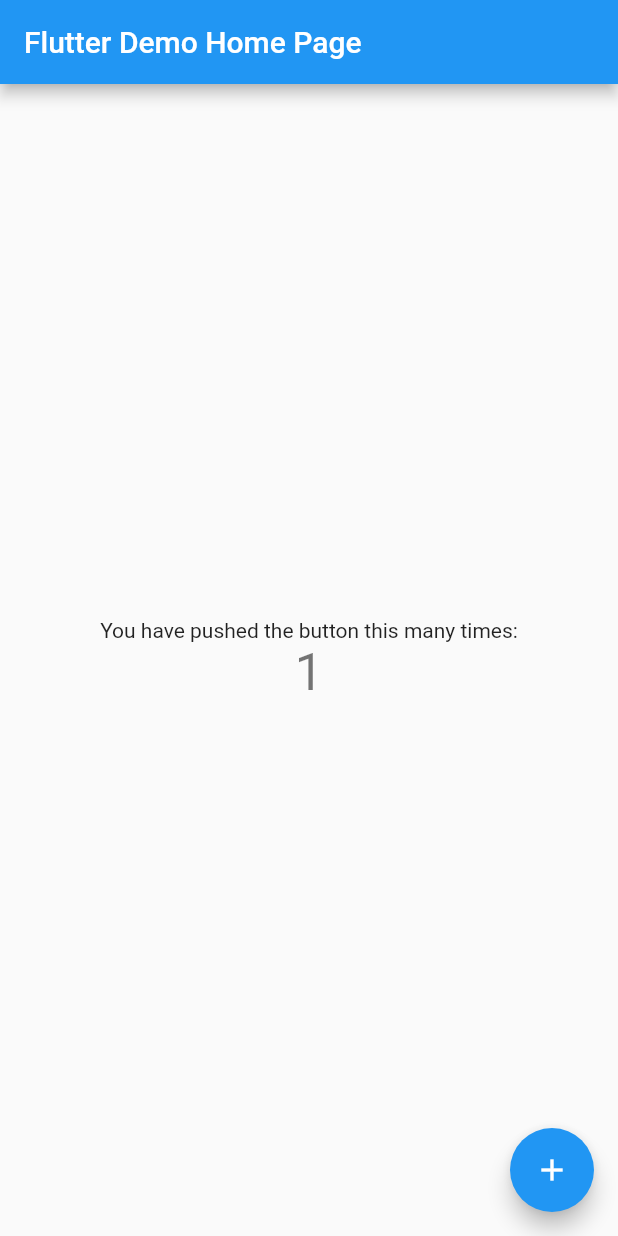
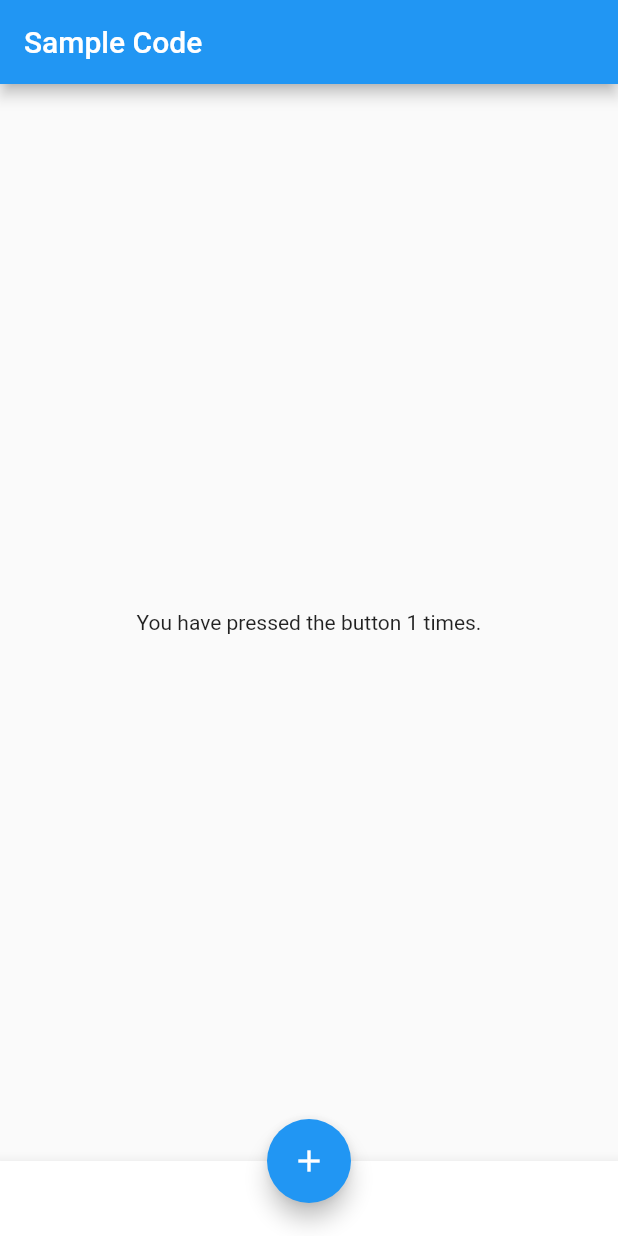
Before and after one commit to jiyeonjoy/flutter_bloc_basic, a Flutter app: the screen it shows after launch, after a tap on the "add" icon, on a phone screen of 412 x 824 dp. Run offline on Flutter 3.47's test engine with Material 2 defaults, Android fonts, the phone set to English and light mode, and no system bars; our stand-ins replace rxdart.

Commit message:
Bloc 패턴 개념 잡기 (RxDart)

```diff
--- /dev/null
+++ b/lib/bloc/counter_bloc.dart
@@ -0,0 +1,18 @@
+import 'package:rxdart/rxdart.dart';
+
+class CounterBloc {
+  // 값과 로직을 옮김.
+  int _count = 0;
+
+  // 값을 계속 받고 마지막 값만 뱉어냄!! rxDart 에 있는 것임
+  final _counterSubject = BehaviorSubject.seeded(0);
+
+  void addCounter() {
+    _count++;
+    _counterSubject.add(_count);
+  }
+
+  // 외부에 count 값을 줄 때 BehaviorSubject stream 으로 관찰해서 준다.
+  // 외부에서 stream을 요청할 때 BehaviorSubject stream 준다.
+  Stream<int> get count$ => _counterSubject.stream;
+}
--- a/lib/main.dart
+++ b/lib/main.dart
@@ -1,6 +1,10 @@
 import 'package:flutter/material.dart';
+import 'package:flutter_bloc_basic/bloc/counter_bloc.dart';
 
 void main() => runApp(MyApp());
+
+// 최상위 레벨에 선언을 해주면 어디든 사용 가능!!
+final counterBloc = CounterBloc();
 
 class MyApp extends StatelessWidget {
   // This widget is the root of your application.
@@ -9,103 +13,51 @@ class MyApp extends StatelessWidget {
     return MaterialApp(
       title: 'Flutter Demo',
       theme: ThemeData(
-        // This is the theme of your application.
-        //
-        // Try running your application with "flutter run". You'll see the
-        // application has a blue toolbar. Then, without quitting the app, try
-        // changing the primarySwatch below to Colors.green and then invoke
-        // "hot reload" (press "r" in the console where you ran "flutter run",
-        // or simply save your changes to "hot reload" in a Flutter IDE).
-        // Notice that the counter didn't reset back to zero; the application
-        // is not restarted.
         primarySwatch: Colors.blue,
       ),
-      home: MyHomePage(title: 'Flutter Demo Home Page'),
+      home: MyStatefulWidget(),
     );
   }
 }
 
-class MyHomePage extends StatefulWidget {
-  MyHomePage({Key key, this.title}) : super(key: key);
-
-  // This widget is the home page of your application. It is stateful, meaning
-  // that it has a State object (defined below) that contains fields that affect
-  // how it looks.
-
-  // This class is the configuration for the state. It holds the values (in this
-  // case the title) provided by the parent (in this case the App widget) and
-  // used by the build method of the State. Fields in a Widget subclass are
-  // always marked "final".
-
-  final String title;
-
+class MyStatefulWidget extends StatefulWidget {
   @override
-  _MyHomePageState createState() => _MyHomePageState();
+  _MyStatefulWidgetState createState() => _MyStatefulWidgetState();
 }
 
-class _MyHomePageState extends State<MyHomePage> {
-  int _counter = 0;
-
-  void _incrementCounter() {
-    setState(() {
-      // This call to setState tells the Flutter framework that something has
-      // changed in this State, which causes it to rerun the build method below
-      // so that the display can reflect the updated values. If we changed
-      // _counter without calling setState(), then the build method would not be
-      // called again, and so nothing would appear to happen.
-      _counter++;
-    });
-  }
-
+class _MyStatefulWidgetState extends State<MyStatefulWidget> {
   @override
   Widget build(BuildContext context) {
-    // This method is rerun every time setState is called, for instance as done
-    // by the _incrementCounter method above.
-    //
-    // The Flutter framework has been optimized to make rerunning build methods
-    // fast, so that you can just rebuild anything that needs updating rather
-    // than having to individually change instances of widgets.
     return Scaffold(
       appBar: AppBar(
-        // Here we take the value from the MyHomePage object that was created by
-        // the App.build method, and use it to set our appbar title.
-        title: Text(widget.title),
+        title: Text('Sample Code'),
       ),
       body: Center(
-        // Center is a layout widget. It takes a single child and positions it
-        // in the middle of the parent.
-        child: Column(
-          // Column is also a layout widget. It takes a list of children and
-          // arranges them vertically. By default, it sizes itself to fit its
-          // children horizontally, and tries to be as tall as its parent.
-          //
-          // Invoke "debug painting" (press "p" in the console, choose the
-          // "Toggle Debug Paint" action from the Flutter Inspector in Android
-          // Studio, or the "Toggle Debug Paint" command in Visual Studio Code)
-          // to see the wireframe for each widget.
-          //
-          // Column has various properties to control how it sizes itself and
-          // how it positions its children. Here we use mainAxisAlignment to
-          // center the children vertically; the main axis here is the vertical
-          // axis because Columns are vertical (the cross axis would be
-          // horizontal).
-          mainAxisAlignment: MainAxisAlignment.center,
-          children: <Widget>[
-            Text(
-              'You have pushed the button this many times:',
-            ),
-            Text(
-              '$_counter',
-              style: Theme.of(context).textTheme.display1,
-            ),
-          ],
+        child: StreamBuilder<int>(
+            stream: counterBloc.count$,
+            builder: (context, snapshot) {
+              if (snapshot.hasData) {
+                return Text(
+                    'You have pressed the button ${snapshot.data} times.');
+              } else {
+                return CircularProgressIndicator();
+              }
+            }),
+      ),
+      bottomNavigationBar: BottomAppBar(
+        child: Container(
+          height: 50.0,
         ),
       ),
       floatingActionButton: FloatingActionButton(
-        onPressed: _incrementCounter,
-        tooltip: 'Increment',
+        onPressed: () => setState(() {
+          // 카운터 블록에서 카운터 1씩 더하기
+          counterBloc.addCounter();
+        }),
+        tooltip: 'Increment Counter',
         child: Icon(Icons.add),
-      ), // This trailing comma makes auto-formatting nicer for build methods.
+      ),
+      floatingActionButtonLocation: FloatingActionButtonLocation.centerDocked,
     );
   }
 }
--- a/pubspec.yaml
+++ b/pubspec.yaml
@@ -23,6 +23,7 @@ dependencies:
   # The following adds the Cupertino Icons font to your application.
   # Use with the CupertinoIcons class for iOS style icons.
   cupertino_icons: ^0.1.2
+  rxdart: ^0.22.6
 
 dev_dependencies:
   flutter_test:
```
Also changed, not shown: pubspec.lock.
